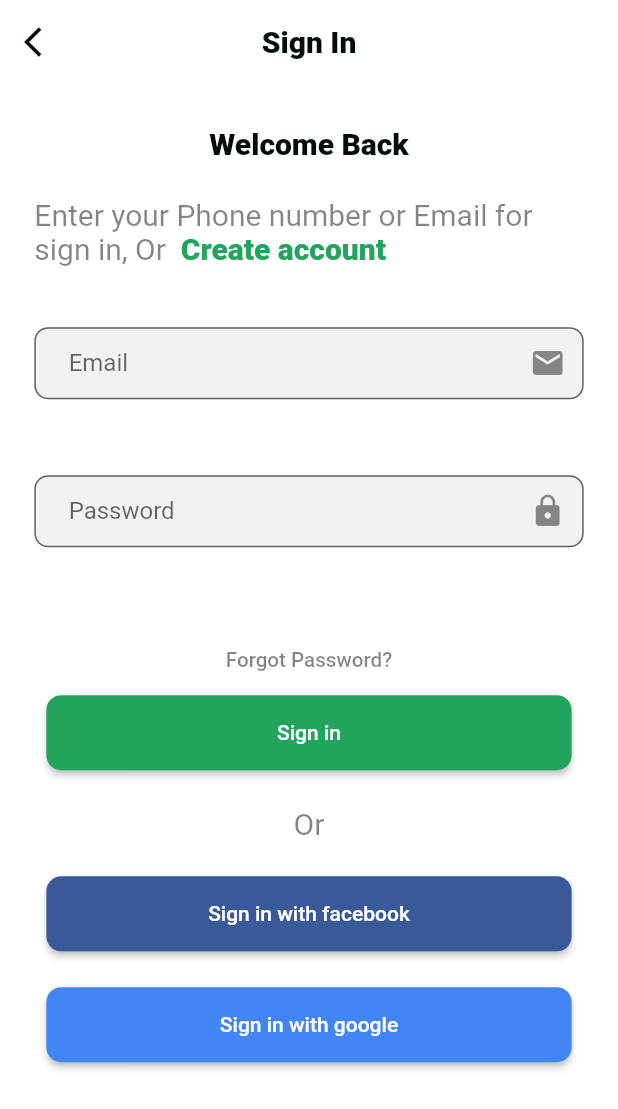
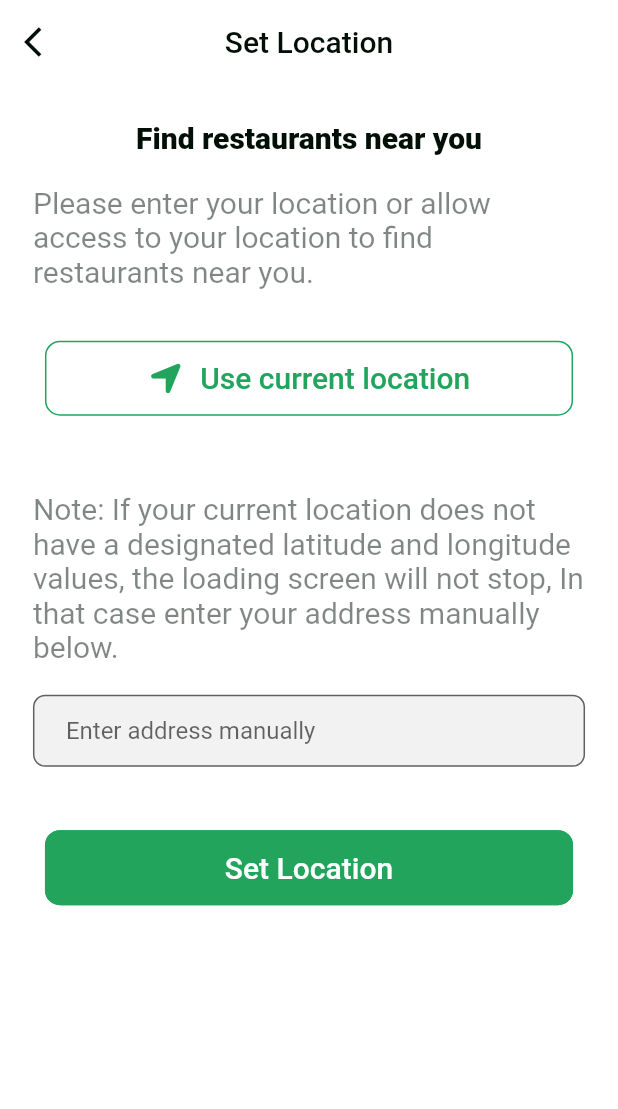
Before and after one commit to Teewhydot/foodly_clean_arc, a Flutter app: the LoginPage screen opened directly, after a tap on "Sign in", on a phone screen of 412 x 824 dp. Shown: the top 1109 px of the screen. Run offline on Flutter 3.47's test engine with Material 2 defaults, Android fonts, the phone set to English and light mode, and no system bars; our stand-ins replace bloc, carousel_pro, equatable, flutter_screenutil, font_awesome_flutter, form_field_validator and 1 more.

Commit message:
Added location screen

```diff
--- a/lib/foodly/presentation/pages/authentication_pages/authentication/login_page.dart
+++ b/lib/foodly/presentation/pages/authentication_pages/authentication/login_page.dart
@@ -5,6 +5,7 @@ import 'package:flutter/material.dart';
 import 'package:flutter_screenutil/flutter_screenutil.dart';
 import 'package:foodly_clean_arc/foodly/presentation/pages/authentication_pages/authentication/forgot_pasword_page.dart';
 import 'package:foodly_clean_arc/foodly/presentation/pages/authentication_pages/authentication/signup_page.dart';
+import 'package:foodly_clean_arc/foodly/presentation/pages/location_screens/location_screen.dart';
 import 'package:foodly_clean_arc/foodly/presentation/widgets/constants.dart';
 import 'package:foodly_clean_arc/foodly/presentation/widgets/reused_widgets/reusable_button.dart';
 import 'package:foodly_clean_arc/foodly/presentation/widgets/reused_widgets/validators.dart';
@@ -187,7 +188,12 @@ class _LoginPageState extends State<LoginPage> {
                   ReusableButton(
                       buttonText: const Text("Sign in"),
                       buttonColor: kGreenColor,
-                      onTapped: () {}),
+                      onTapped: () {
+                        Navigator.pushReplacement(context,
+                            MaterialPageRoute(builder: (context) {
+                          return const LocationScreen();
+                        }));
+                      }),
                   addVerticalSpacing(20),
                   Text(
                     'Or',
--- /dev/null
+++ b/lib/foodly/presentation/pages/location_screens/location_screen.dart
@@ -0,0 +1,121 @@
+import 'package:flutter/material.dart';
+import 'package:flutter_screenutil/flutter_screenutil.dart';
+import 'package:font_awesome_flutter/font_awesome_flutter.dart';
+import 'package:foodly_clean_arc/foodly/presentation/widgets/constants.dart';
+import 'package:foodly_clean_arc/foodly/presentation/widgets/reused_widgets/reusable_button.dart';
+
+class LocationScreen extends StatefulWidget {
+  const LocationScreen({Key? key}) : super(key: key);
+
+  @override
+  State<LocationScreen> createState() => _LocationScreenState();
+}
+
+class _LocationScreenState extends State<LocationScreen> {
+  final TextEditingController addressController = TextEditingController();
+  @override
+  Widget build(BuildContext context) {
+    return Scaffold(
+      backgroundColor: kWhiteColor,
+      appBar: AppBar(
+        elevation: 0,
+        backgroundColor: kWhiteColor,
+        centerTitle: true,
+        title: const Text(
+          'Set Location',
+          style: kBlackText,
+        ),
+        leading: IconButton(
+          icon: const Icon(
+            Icons.arrow_back_ios,
+            color: kBlackColor,
+          ),
+          onPressed: () {
+            Navigator.pop(context);
+          },
+        ),
+      ),
+      body: Padding(
+        padding: EdgeInsets.only(left: 20.0.w, right: 20.0.w),
+        child: Column(
+          children: [
+            addVerticalSpacing(24),
+            const Text(
+              'Find restaurants near you',
+              style: kTitleTextStyle,
+            ),
+            addVerticalSpacing(20),
+            Text(
+              'Please enter your location or allow access to your location to find restaurants near you.',
+              style: kDescTextStyle,
+            ),
+            addVerticalSpacing(34),
+            LocationButton(
+                Row(
+                  mainAxisAlignment: MainAxisAlignment.center,
+                  children: [
+                    const Icon(
+                      FontAwesomeIcons.locationArrow,
+                      color: kGreenColor,
+                    ),
+                    addHorizontalSpacing(10),
+                    const Text(
+                      'Use current location',
+                      style: kGreenText,
+                    ),
+                  ],
+                ),
+                () async {},
+                kWhiteColor),
+            addVerticalSpacing(50),
+            Text(
+                'Note: If your current location does not have a designated latitude and longitude values, the loading screen will not stop, In that case enter your address manually below.',
+                style: kDescTextStyle),
+            addVerticalSpacing(20),
+            Container(
+              width: MediaQuery.of(context).size.width,
+              height: 70,
+              decoration: BoxDecoration(
+                  borderRadius: BorderRadius.all(Radius.circular(20.r))),
+              child: TextFormField(
+                autovalidateMode: AutovalidateMode.onUserInteraction,
+                controller: addressController,
+                cursorColor: Colors.black,
+                keyboardType: TextInputType.streetAddress,
+                onChanged: (newValue) {},
+                decoration: InputDecoration(
+                  filled: true,
+                  fillColor: textFieldFillColor,
+                  focusColor: Colors.white,
+                  focusedBorder: OutlineInputBorder(
+                    borderSide: const BorderSide(
+                        color: kGreenColor, width: 3, style: BorderStyle.solid),
+                    borderRadius: BorderRadius.circular(8.r),
+                  ),
+                  border: OutlineInputBorder(
+                    borderSide: BorderSide(
+                        width: 1,
+                        style: BorderStyle.solid,
+                        color: kGreenColor.withOpacity(0.5)),
+                    borderRadius: BorderRadius.circular(8.r),
+                  ),
+                  hintText: 'Enter address manually',
+                  contentPadding:
+                      EdgeInsets.symmetric(vertical: 5.0.h, horizontal: 20.0.w),
+                ),
+              ),
+            ),
+            addVerticalSpacing(20),
+            LocationButton(
+                const Text(
+                  'Set Location',
+                  style: whiteText,
+                ),
+                () async {},
+                kGreenColor),
+          ],
+        ),
+      ),
+    );
+  }
+}
--- a/lib/foodly/presentation/pages/welcome_screens/welcome_screen.dart
+++ b/lib/foodly/presentation/pages/welcome_screens/welcome_screen.dart
@@ -1,10 +1,11 @@
 import 'package:flutter/material.dart';
+import 'package:foodly_clean_arc/foodly/presentation/pages/welcome_screens/onboarding.dart';
 
 class Foodly extends StatelessWidget {
   const Foodly({Key? key}) : super(key: key);
 
   @override
   Widget build(BuildContext context) {
-    return const Placeholder();
+    return const Onboarding();
   }
 }
--- a/lib/main.dart
+++ b/lib/main.dart
@@ -1,4 +1,5 @@
 import 'package:flutter/material.dart';
+import 'package:flutter_screenutil/flutter_screenutil.dart';
 import 'package:foodly_clean_arc/foodly/presentation/pages/welcome_screens/welcome_screen.dart';
 
 void main() {
@@ -10,8 +11,11 @@ class MyApp extends StatelessWidget {
 
   @override
   Widget build(BuildContext context) {
-    return const MaterialApp(
-      home: Foodly(),
+    return MaterialApp(
+      debugShowCheckedModeBanner: false,
+      home: ScreenUtilInit(
+          designSize: const Size(375, 812),
+          builder: (context, _) => const Foodly()),
     );
   }
 }
```
Also changed, not shown: pubspec.yaml (+3 -5 lines), pubspec.lock, 1 other file.
